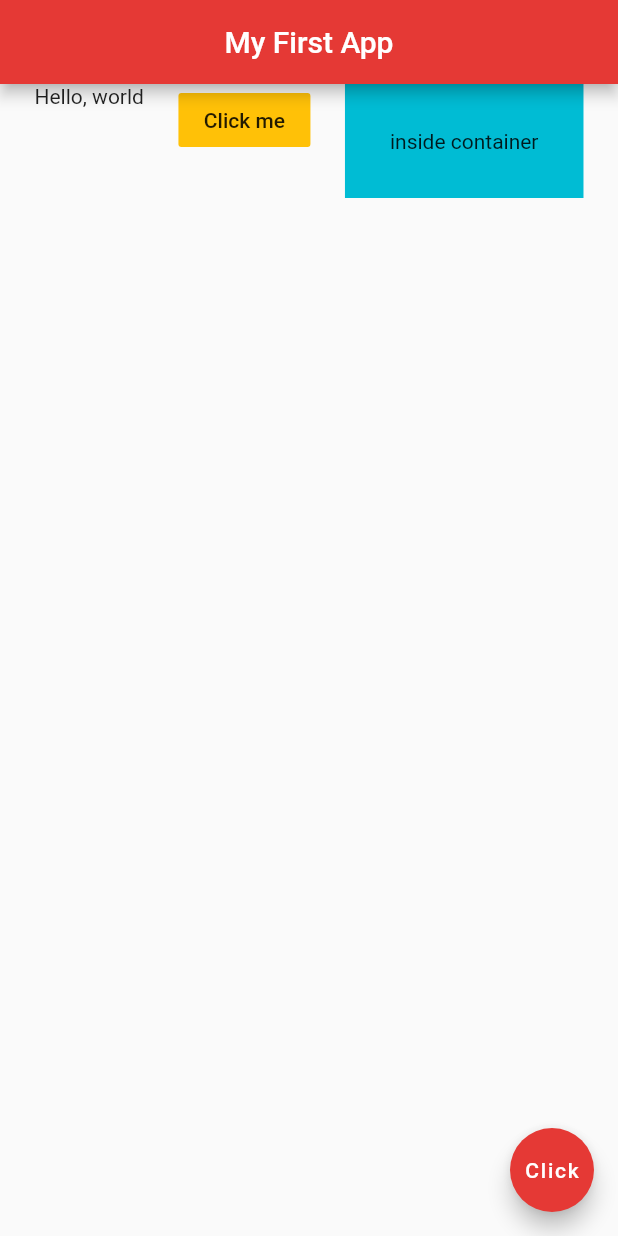
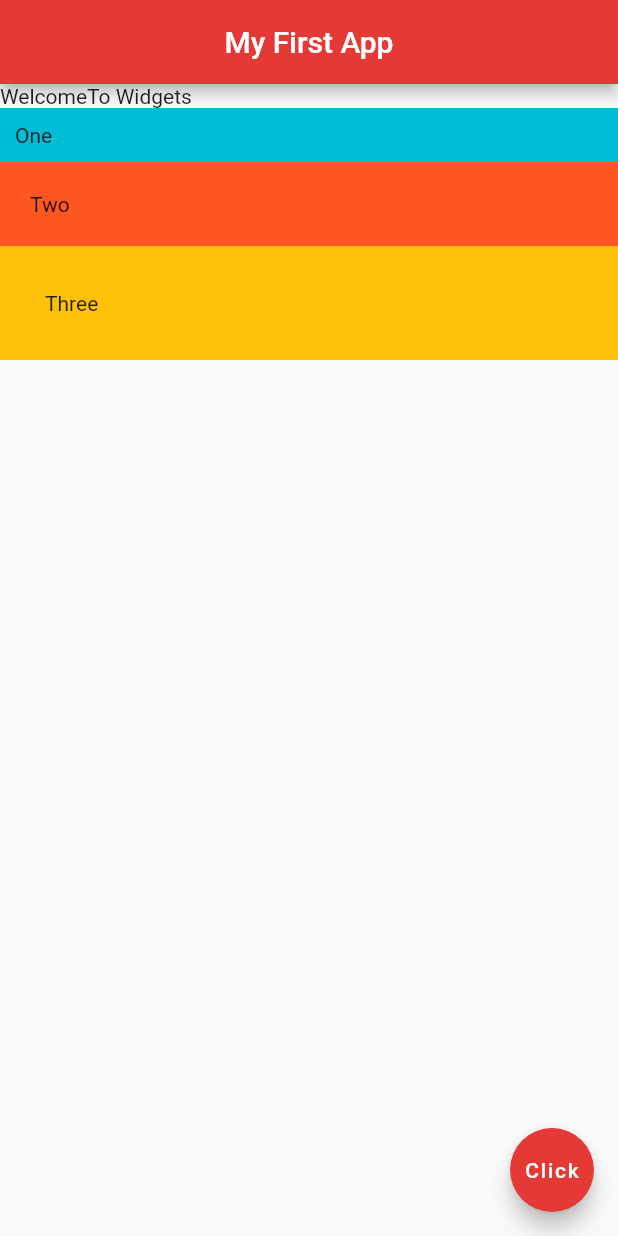
Before and after one commit to Sunilpore/FlutterBasics, a Flutter app: the screen it shows after launch, on a phone screen of 412 x 824 dp. Run offline on Flutter 3.47's test engine with Material 2 defaults, Android fonts, the phone set to English and light mode, and no system bars.

Commit message:
add column widget

```diff
--- a/my_flutter_app/lib/main.dart
+++ b/my_flutter_app/lib/main.dart
@@ -3,7 +3,7 @@ import 'package:flutter/material.dart';
 
 void main() =>
   runApp(MaterialApp(
-    home: RowWidgetDemo(),
+    home: ColumnWidgetDemo(),
   ));
 
 //-------------------------------------------------//
@@ -11,7 +11,62 @@ void main() =>
 //-------------------------------------------------//
 
 /**
+ * Add views inside Column widget
+ * Here,vertical y-axis consider as a mainAxisAlignment and
+ * horizontal x-axis consider as a crossAxisAlignment
+ */
+class ColumnWidgetDemo extends StatelessWidget {
+
+  @override
+  Widget build(BuildContext context) {
+    return Scaffold(
+      appBar: AppBar(
+        title: Text('My First App'),
+        centerTitle: true,
+        backgroundColor: Colors.red[600],
+      ),
+      body: Column(
+        mainAxisAlignment: MainAxisAlignment.start,
+        crossAxisAlignment: CrossAxisAlignment.stretch,
+        children: [
+
+          Row(
+            children: [
+              Text("Welcome",),
+              Text("To Widgets")
+            ],
+          ),
+
+          Container(
+            padding: EdgeInsets.all(10.0),
+            color: Colors.cyan,
+            child: Text("One"),
+          ),
+          Container(
+            padding: EdgeInsets.all(20.0),
+            color: Colors.deepOrange,
+            child: Text("Two"),
+          ),
+          Container(
+            padding: EdgeInsets.all(30.0),
+            color: Colors.amber,
+            child: Text("Three"),
+          )
+          ],
+      ),
+      floatingActionButton: FloatingActionButton(
+        onPressed: () {},
+        child: Text('Click'),
+        backgroundColor: Colors.red[600],
+      ),
+    );
+  }
+}
+
+/**
  * Add views inside Row widget
+ * Here,horizontal x-axis consider as a mainAxisAlignment and
+ * vertical y-axis consider as a crossAxisAlignment
  */
 class RowWidgetDemo extends StatelessWidget {
 
@@ -48,7 +103,6 @@ class RowWidgetDemo extends StatelessWidget {
     );
   }
 }
-
 
 
 //-------------------------------------------------//
```
Also changed, not shown: 1 other file.
